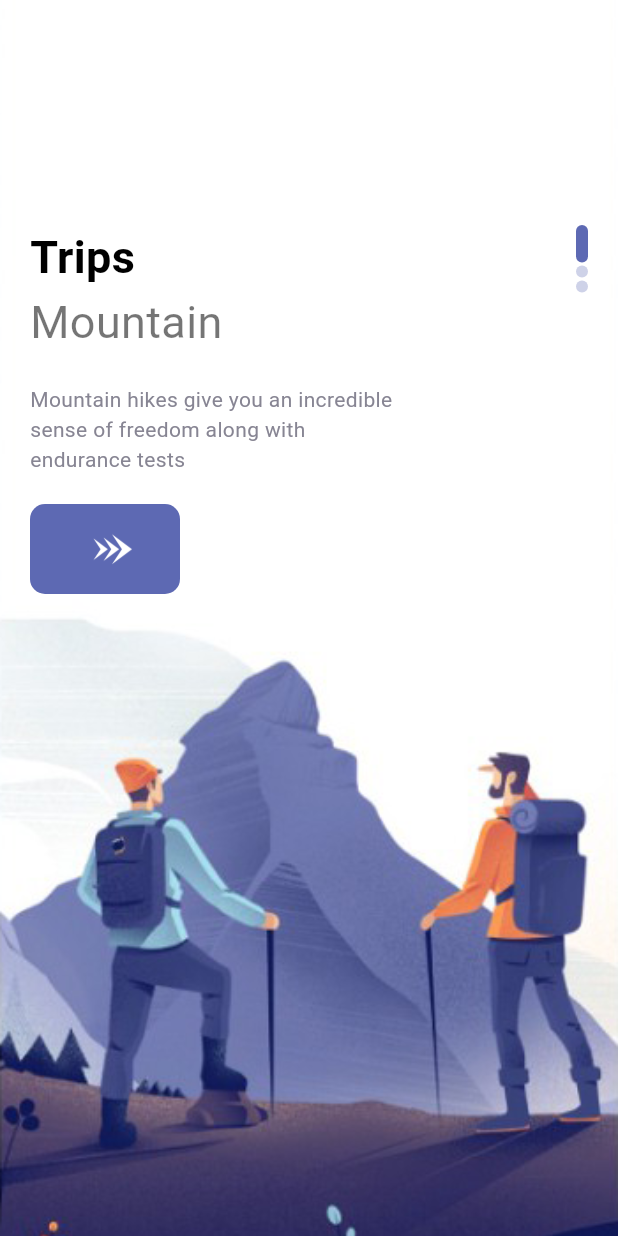
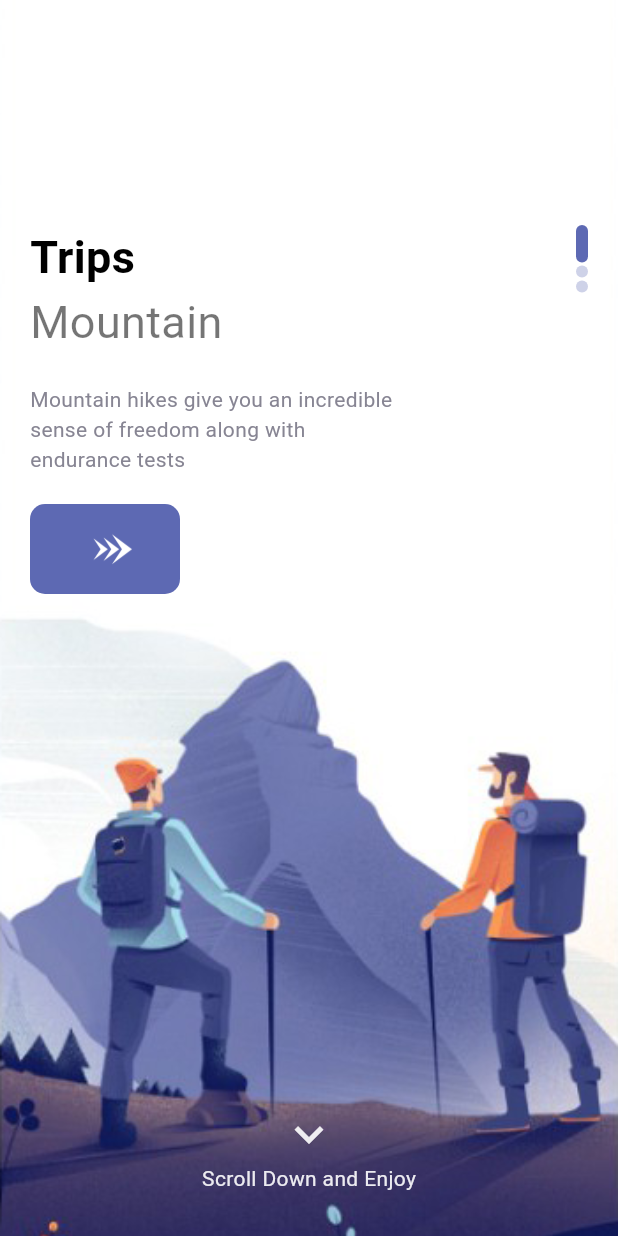
Before and after one commit to mdrakib90757/travel_app, a Flutter app: the screen it shows after launch, on a phone screen of 412 x 824 dp. Run offline on Flutter 3.47's test engine with Material 3 defaults, Android fonts, the phone set to English and light mode, and no system bars; our stand-ins replace bloc, equatable, flutter_bloc.

Commit message:
welcomescreen scrollupdate  added image update

```diff
--- a/lib/pages/nav_pages/main_pages/main_pages.dart
+++ b/lib/pages/nav_pages/main_pages/main_pages.dart
@@ -37,7 +37,6 @@ class _MainPagesNavPageState extends State<MainPagesNavPage> {
         showUnselectedLabels: false,
         showSelectedLabels: false,
         elevation: 0,
-
         items: [
           BottomNavigationBarItem(icon: Icon(Icons.apps), label: "Home"),
           BottomNavigationBarItem(icon: Icon(Icons.bar_chart), label: "bar"),
--- a/lib/pages/welcome_page.dart
+++ b/lib/pages/welcome_page.dart
@@ -12,20 +12,48 @@ class WelcomePage extends StatefulWidget {
   State<WelcomePage> createState() => _WelcomePageState();
 }
 
-class _WelcomePageState extends State<WelcomePage> {
+class _WelcomePageState extends State<WelcomePage>
+    with TickerProviderStateMixin {
   List image = [
     "assets/image/welcome-one.png",
     "assets/image/image1.jpg",
     "assets/image/mountain.jpeg",
-    "assets/image/wlc.png",
-    "assets/image/6221846.jpg",
-    "assets/image/image.jpg",
-    "assets/image/snowy-mountains-sunset.jpg",
+    // "assets/image/wlc.png",
+    // "assets/image/6221846.jpg",
+    // "assets/image/image.jpg",
+    // "assets/image/snowy-mountains-sunset.jpg",
   ];
+
+  late PageController _pageController;
+  int currentPage = 0;
+  late AnimationController _animationController;
+  late Animation<double> _animation;
+
+  @override
+  void initState() {
+    super.initState();
+    _pageController = PageController();
+    _animationController =
+        AnimationController(vsync: this, duration: Duration(seconds: 1))
+          ..repeat(reverse: true);
+
+    _animation = Tween<double>(begin: 0, end: 12).animate(CurvedAnimation(
+        parent: _animationController, curve: Curves.bounceInOut));
+  }
+
+  @override
+  void dispose() {
+    // TODO: implement dispose
+    super.dispose();
+    _pageController.dispose();
+    _animationController.dispose();
+  }
+
   @override
   Widget build(BuildContext context) {
     return Scaffold(
-      body: PageView.builder(
+      body: Stack(children: [
+        PageView.builder(
           scrollDirection: Axis.vertical,
           itemCount: image.length,
           itemBuilder: (_, index) {
@@ -52,8 +80,7 @@ class _WelcomePageState extends State<WelcomePage> {
                         Container(
                           width: 250,
                           child: AppText(
-                          text:
-                              "Mountain hikes give you an "
+                            text: "Mountain hikes give you an "
                                 "incredible sense of freedom along with endurance tests",
                             color: AppColors.textColor2,
                             size: 14,
@@ -61,11 +88,12 @@ class _WelcomePageState extends State<WelcomePage> {
                         ),
                         SizedBox(height: 20),
                         InkWell(
-                        onTap: () => Navigator.push(
+                          onTap: () => Navigator.pushAndRemoveUntil(
                             context,
                             MaterialPageRoute(
                               builder: (context) => MainPagesNavPage(),
                             ),
+                            (route) => false,
                           ),
                           child: ResponsiveButton(
                             isResponsive: false,
@@ -95,6 +123,33 @@ class _WelcomePageState extends State<WelcomePage> {
             );
           },
         ),
+        Positioned(
+          bottom: 30,
+          left: 0,
+          right: 0,
+          child: AnimatedBuilder(
+            animation: _animationController,
+            builder: (context, child) {
+              return Transform.translate(
+                offset: Offset(0, _animation.value),
+                child: Column(
+                  children: [
+                    Icon(Icons.keyboard_arrow_down,
+                        color: Colors.white.withOpacity(0.9), size: 38),
+                    Text(
+                      "Scroll Down and Enjoy",
+                      style: TextStyle(
+                        color: Colors.white.withOpacity(0.9),
+                        fontSize: 14,
+                      ),
+                    ),
+                  ],
+                ),
+              );
+            },
+          ),
+        )
+      ]),
     );
   }
 }
--- a/lib/widget/app_text/app_text.dart
+++ b/lib/widget/app_text/app_text.dart
@@ -25,7 +25,6 @@ class AppText extends StatelessWidget {
     return Text(
       maxLines: maxLines,
       overflow: textOverflow,
-
       text,
       style: TextStyle(color: color, fontSize: size),
     );
--- a/pubspec.yaml
+++ b/pubspec.yaml
@@ -65,6 +65,7 @@ flutter:
   assets:
     - assets/image/
     - assets/img/
+    - assets/image1/
   #   - images/a_dot_ham.jpeg
 
   # An image asset can refer to one or more resolution-specific "variants", see
```
Also changed, not shown: lib/pages/details_pages/details_pages.dart (+11 -11 lines), lib/pages/home_pages/home_pages.dart (+7 -5 lines), assets/image1/traveller.png (added). Lines whose indentation alone changed are shown as unchanged.
